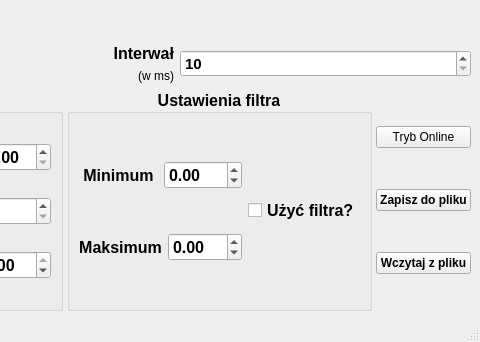
Above: symulator.ui from macbondyra/SymulatorUARWymiana before the change; both pictures show x 723 to 1203 and y 489 to 831 of the 1203 by 831 pixel window. Below: the same form after it.
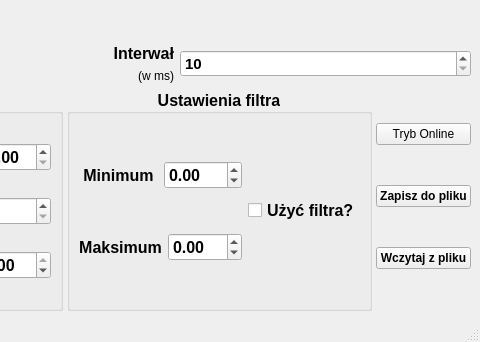
That is the form after the change. Custom widgets are drawn as their Qt base class.

Commit message: NIE DA SIĘ DODAWAĆ PRZYCISKÓW DO GUI JAK KTOŚ TO NAPRAWI TO NIC NIE DOSTANIE :)

```diff
--- a/symulator.ui
+++ b/symulator.ui
@@ -15,6 +15,9 @@
   </property>
   <widget class="QWidget" name="centralwidget">
    <layout class="QGridLayout" name="gridLayout">
+    <property name="sizeConstraint">
+     <enum>QLayout::SizeConstraint::SetDefaultConstraint</enum>
+    </property>
     <item row="0" column="0">
      <layout class="QHBoxLayout" name="horizontalLayout_17">
       <item>
@@ -171,12 +174,12 @@
      </layout>
     </item>
     <item row="2" column="0">
-     <layout class="QHBoxLayout" name="horizontalLayout_15" stretch="0,1">
+     <layout class="QHBoxLayout" name="horizontalLayout_15" stretch="0,0">
       <property name="spacing">
        <number>4</number>
       </property>
       <property name="sizeConstraint">
-       <enum>QLayout::SizeConstraint::SetFixedSize</enum>
+       <enum>QLayout::SizeConstraint::SetMinimumSize</enum>
       </property>
       <item>
        <layout class="QHBoxLayout" name="horizontalLayout_3">
@@ -560,11 +563,38 @@
       </item>
       <item>
        <layout class="QVBoxLayout" name="verticalLayout_2">
+        <property name="spacing">
+         <number>6</number>
+        </property>
         <property name="sizeConstraint">
-         <enum>QLayout::SizeConstraint::SetFixedSize</enum>
+         <enum>QLayout::SizeConstraint::SetMinimumSize</enum>
+        </property>
+        <property name="topMargin">
+         <number>0</number>
+        </property>
+        <property name="bottomMargin">
+         <number>6</number>
         </property>
         <item>
          <widget class="QPushButton" name="button_online">
+          <property name="sizePolicy">
+           <sizepolicy hsizetype="Minimum" vsizetype="Fixed">
+            <horstretch>0</horstretch>
+            <verstretch>0</verstretch>
+           </sizepolicy>
+          </property>
+          <property name="minimumSize">
+           <size>
+            <width>0</width>
+            <height>0</height>
+           </size>
+          </property>
+          <property name="maximumSize">
+           <size>
+            <width>16777215</width>
+            <height>16777215</height>
+           </size>
+          </property>
           <property name="text">
            <string>Tryb Online</string>
           </property>
```
Left out of the diff: 2 changed lines with no effect on the pictures. The commit also changes 3 other files.
